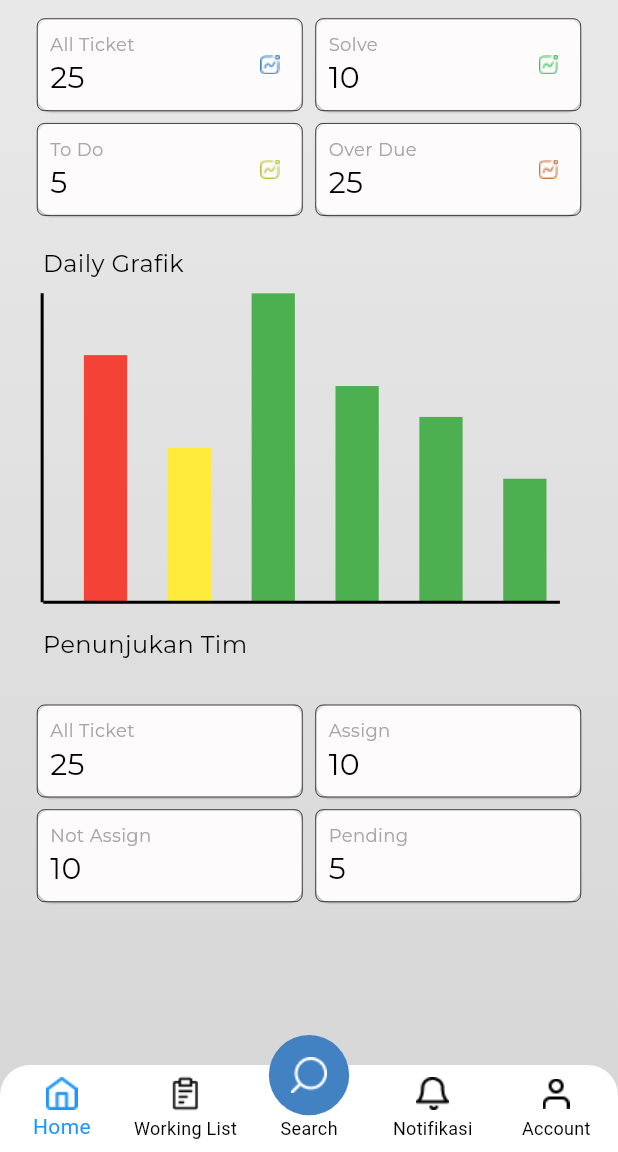
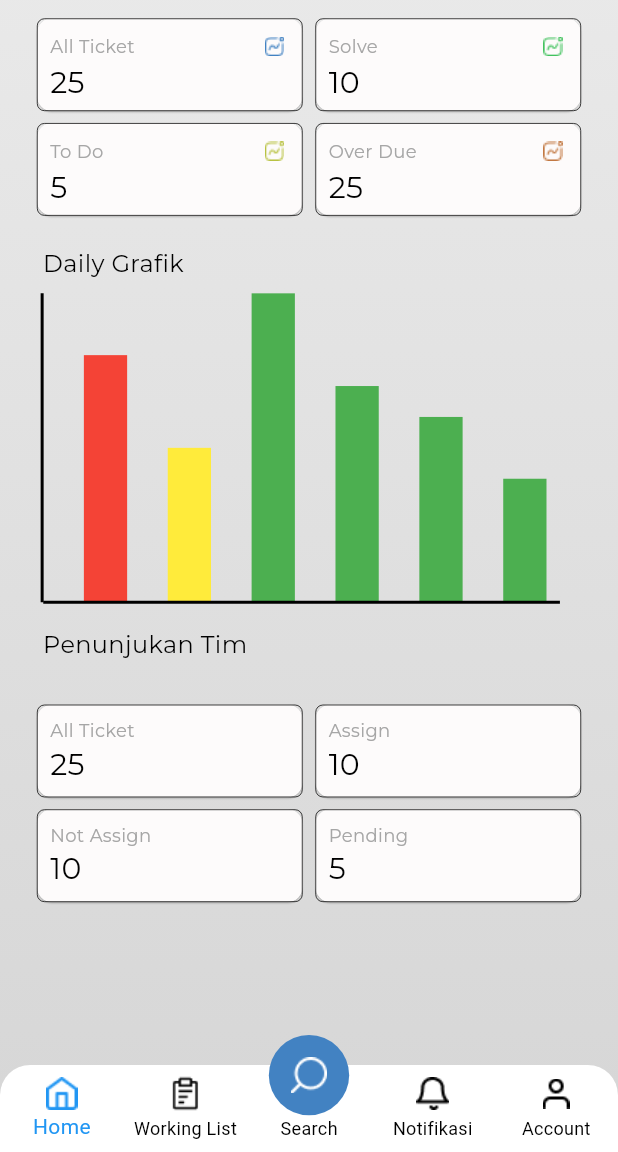
Before and after one commit to aansyawaluddin/FE_I_Ticketing, a Flutter app: the DashboardSpv screen opened directly, on a phone screen of 412 x 824 dp, the part 84-1236 px from its top. Run offline on Flutter 3.47's test engine with Material 3 defaults, Android fonts, the phone set to English and light mode, and no system bars; drawn by our look-alikes of fl_chart; our stand-ins replace google_fonts.

Commit message:
Adjusment Home

```diff
--- a/frontend/lib/spv/home.dart
+++ b/frontend/lib/spv/home.dart
@@ -273,12 +273,12 @@ Widget _buildInfoCard(String title, int count, String iconPath, double screenWid
       ),
       width: screenWidth * 0.43,
       height: screenWidth * 0.15,
-      child: Row(
-        mainAxisAlignment: MainAxisAlignment.spaceBetween,
+      child: Column(
+        crossAxisAlignment: CrossAxisAlignment.start,
+        mainAxisAlignment: MainAxisAlignment.center,
         children: [
-          Column(
-            crossAxisAlignment: CrossAxisAlignment.start,
-            mainAxisAlignment: MainAxisAlignment.center,
+          Row(
+            mainAxisAlignment: MainAxisAlignment.spaceBetween,
             children: [
               Text(
                 title,
@@ -287,25 +287,21 @@ Widget _buildInfoCard(String title, int count, String iconPath, double screenWid
                   color: const Color(0XFFA6A6A6),
                 ),
               ),
-              Text(
-                '$count',
-                style: GoogleFonts.montserrat(
-                  fontSize: 20,
-                  color: Colors.black,
+              if (iconPath.isNotEmpty)
+                Image.asset(
+                  iconPath,
+                  width: 20,
+                  height: 20,
                 ),
-              ),
             ],
           ),
-          Spacer(),
-          if (iconPath.isNotEmpty) // Cek jika iconPath tidak kosong
-            Padding(
-              padding: EdgeInsets.only(right: 1.0),
-              child: Image.asset(
-                iconPath,
-                width: 24,
-                height: 24,
-              ),
+          Text(
+            '$count',
+            style: GoogleFonts.montserrat(
+              fontSize: 20,
+              color: Colors.black,
             ),
+          ),
         ],
       ),
     ),
```
Also changed, not shown: frontend/lib/login.dart (+12 -2 lines), frontend/lib/superadmin/home.dart (+16 -21 lines).
